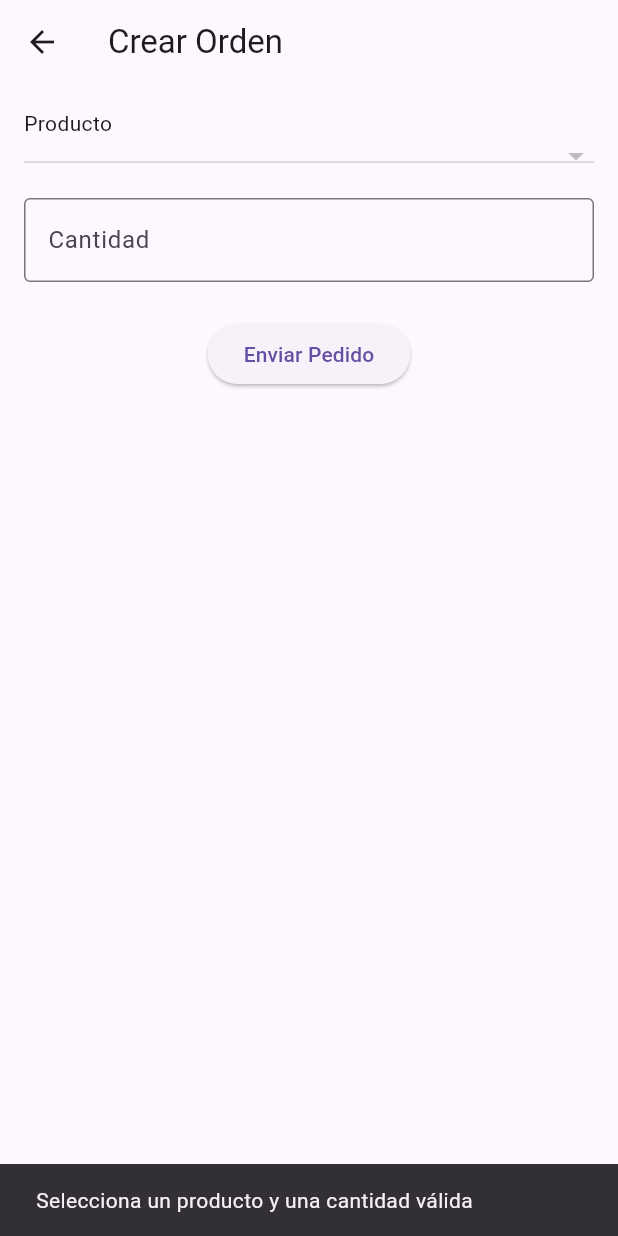
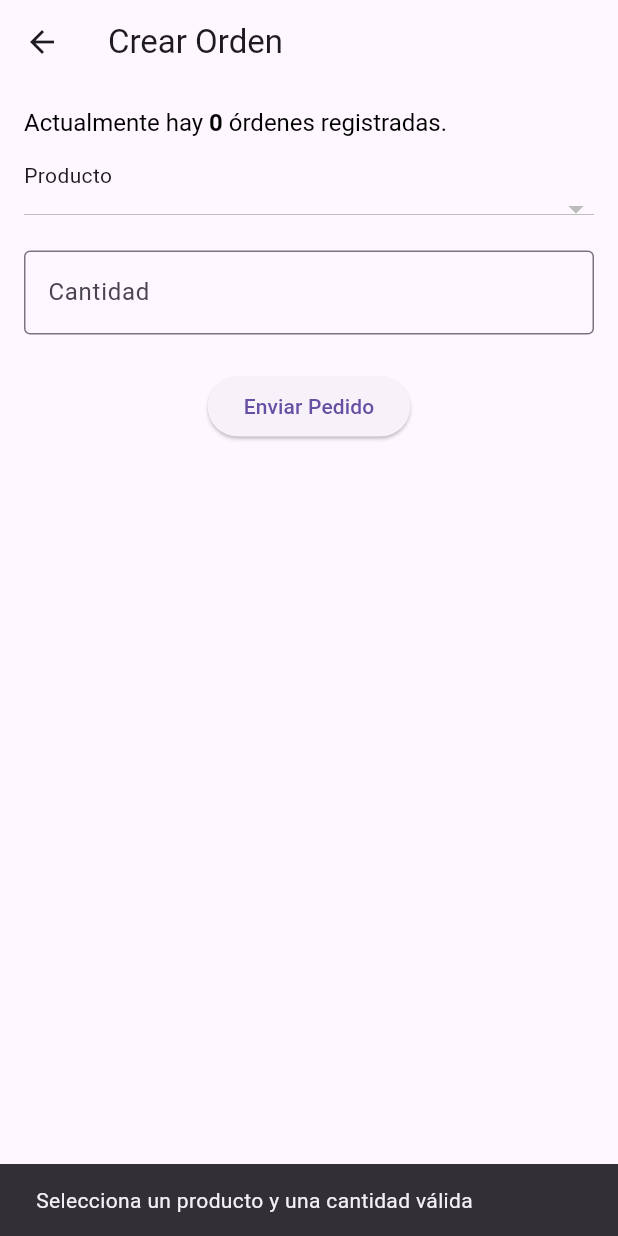
Before and after one commit to jbenavv-prog/polimarket_core, a Flutter app: the CreateOrderScreen screen opened by its route, after a tap on "Enviar Pedido", on a phone screen of 412 x 824 dp. Run offline on Flutter 3.47's test engine with Material 3 defaults, Android fonts, the phone set to English and light mode, and no system bars; network calls fail.

Commit message:
:sparkles: completed

```diff
--- a/lib/screens/create_order_screen.dart
+++ b/lib/screens/create_order_screen.dart
@@ -17,10 +17,14 @@ class _CreateOrderScreenState extends State<CreateOrderScreen> {
   final TextEditingController _quantityController = TextEditingController();
   bool _isLoading = true;
 
+  int _orderCount = 0;
+  bool _isLoadingOrderCount = true;
+
   @override
   void initState() {
     super.initState();
     _loadProducts();
+    _loadOrderCount();
   }
 
   Future<void> _loadProducts() async {
@@ -35,6 +39,21 @@ class _CreateOrderScreenState extends State<CreateOrderScreen> {
       print('Error al cargar productos: $e');
       setState(() {
         _isLoading = false;
+      });
+    }
+  }
+
+  Future<void> _loadOrderCount() async {
+    try {
+      final count = await ApiServiceOrders.getOrderCount();
+      setState(() {
+        _orderCount = count;
+        _isLoadingOrderCount = false;
+      });
+    } catch (e) {
+      print('Error al obtener cantidad de órdenes: $e');
+      setState(() {
+        _isLoadingOrderCount = false;
       });
     }
   }
@@ -60,6 +79,7 @@ class _CreateOrderScreenState extends State<CreateOrderScreen> {
           const SnackBar(content: Text('Orden creada con éxito')),
         );
         _quantityController.clear();
+        await _loadOrderCount(); // actualizar contador al crear orden
       }
     } catch (e) {
       ScaffoldMessenger.of(context).showSnackBar(
@@ -79,6 +99,25 @@ class _CreateOrderScreenState extends State<CreateOrderScreen> {
         child: Column(
           crossAxisAlignment: CrossAxisAlignment.start,
           children: [
+            // Texto con cantidad de órdenes
+            _isLoadingOrderCount
+                ? const CircularProgressIndicator()
+                : Padding(
+              padding: const EdgeInsets.only(bottom: 16),
+              child: RichText(
+                text: TextSpan(
+                  text: 'Actualmente hay ',
+                  style: const TextStyle(color: Colors.black, fontSize: 16),
+                  children: [
+                    TextSpan(
+                      text: '$_orderCount',
+                      style: const TextStyle(fontWeight: FontWeight.bold),
+                    ),
+                    const TextSpan(text: ' órdenes registradas.'),
+                  ],
+                ),
+              ),
+            ),
             const Text('Producto'),
             DropdownButton<Product>(
               isExpanded: true,
--- a/lib/services/api_service_orders.dart
+++ b/lib/services/api_service_orders.dart
@@ -23,4 +23,22 @@ class ApiServiceOrders{
       throw Exception('Error al crear la orden');
     }
   }
+
+  static Future<int> getOrderCount() async {
+    final response = await http.get(
+      Uri.parse(url),
+      headers: {
+        'Accept': 'application/json',
+        'User-Agent': 'FlutterApp/1.0',
+      },
+    );
+
+    if (response.statusCode == 200) {
+      final List<dynamic> data = jsonDecode(response.body);
+      return data.length;
+    } else {
+      print('Error al obtener las órdenes: ${response.body}');
+      throw Exception('Error al obtener cantidad de órdenes');
+    }
+  }
 }
```
